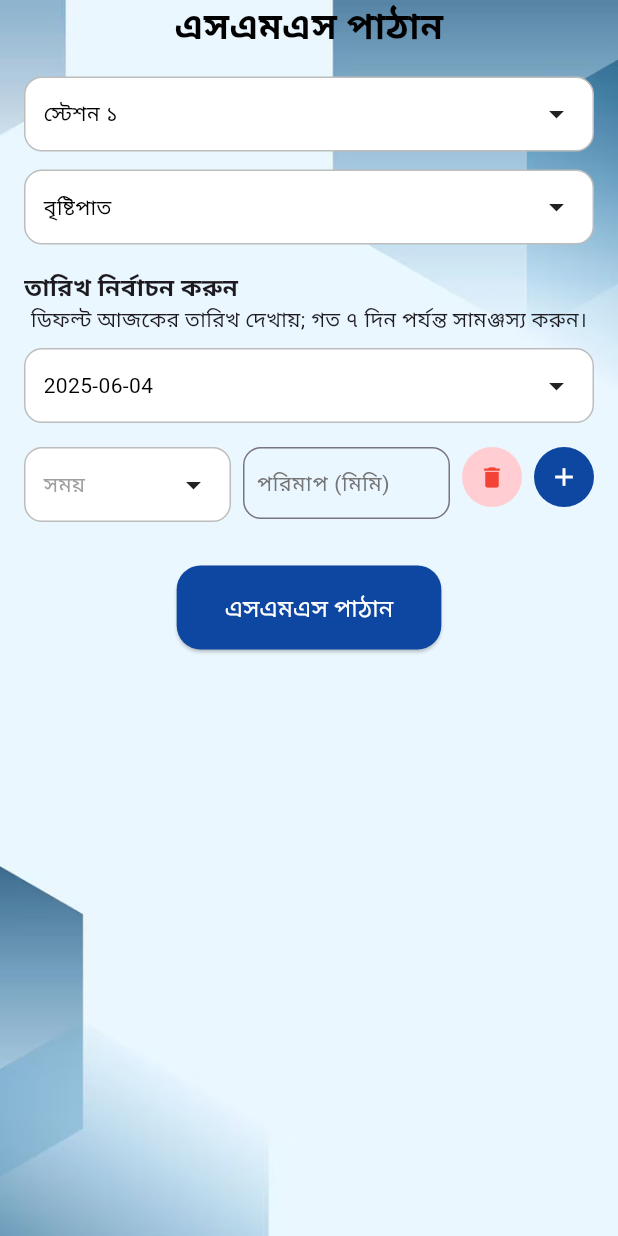
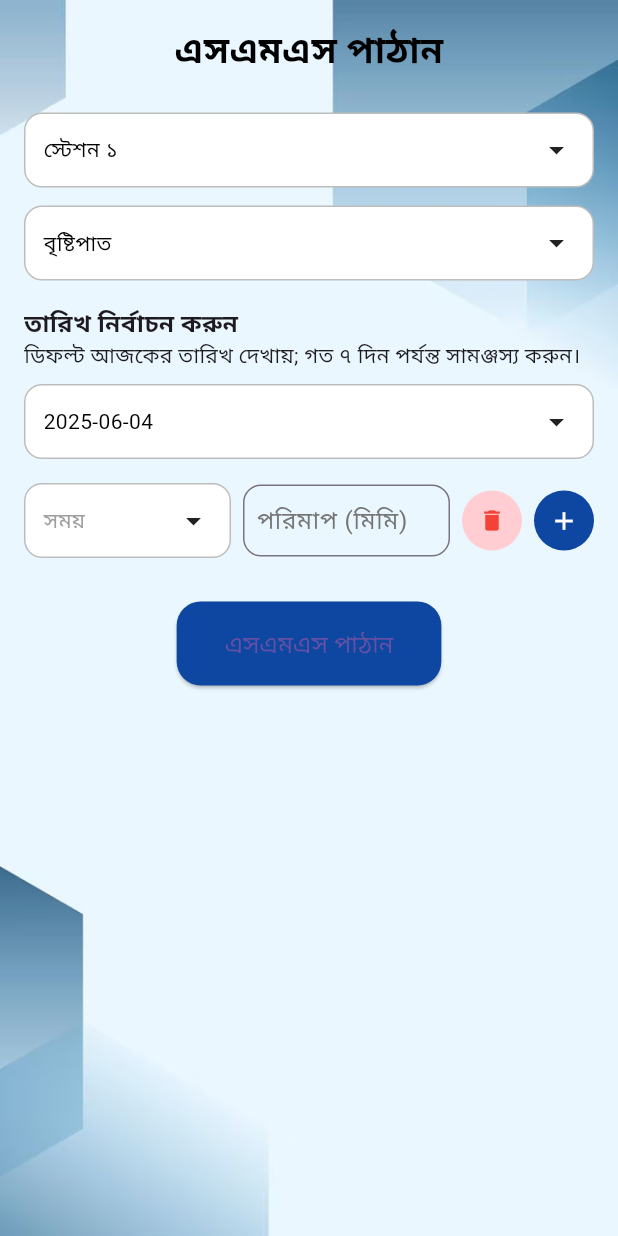
Before and after one commit to SadakatulShakil/Water-Watch, a Flutter app: the SmsPage screen opened directly, on a phone screen of 412 x 824 dp. Run offline on Flutter 3.47's test engine with Material 3 defaults, Android fonts, the phone set to English and light mode, and no system bars; our stand-ins replace connectivity_plus, firebase_core, firebase_messaging, flutter_local_notifications, geolocator, get and 4 more; accounts and stored records are empty.

Commit message:
Basic UI complete for the whole app, child UI need to redesign also

```diff
--- a/lib/main.dart
+++ b/lib/main.dart
@@ -13,12 +13,15 @@ import 'Utills/firebase_option.dart';
 import 'Utills/routes/app_pages.dart';
 import 'Utills/widgets/location_gate.dart';
 import 'controller/mobile/MobileController.dart';
-import 'controller/navigation/navigation_binding.dart'; // Import your DBService
+import 'controller/navigation/navigation_binding.dart';
+import 'controller/settings/settings_controller.dart'; // Import your DBService
 
 void main() async {
   WidgetsFlutterBinding.ensureInitialized();
   // Initialize SharedPreferences
   await UserPrefService().init();
+  Get.put(SettingsController());
+  final savedLang = UserPrefService().appLanguage ?? 'en';
   await LocationService().getLocation();
   // Initialize DBService
   //final dbService = await DBService().init();
@@ -34,13 +37,14 @@ void main() async {
     print('🔥 Location Initialization Error: $e');
     print(stack);
   }
-  runApp(MyApp());
+  runApp(MyApp(savedLang));
 }
 
 class MyApp extends StatelessWidget {
   final MobileController mobileController = Get.put(MobileController());
-  //final SurveyQController surveyController = Get.put(SurveyQController());
   final FirebaseService _firebaseService = FirebaseService();
+  final String savedLang;
+  MyApp(this.savedLang);
   @override
   Widget build(BuildContext context) {
     _firebaseService.initNotifications();
@@ -52,7 +56,7 @@ class MyApp extends StatelessWidget {
       //getPages: AppPages.routes,
       initialBinding: NavigationBinding(),
       translations: LocalizationString(),
-      locale: const Locale('bn', 'BD'),
+      locale: Locale(savedLang),
     );
   }
 }
--- a/lib/page/sms_page.dart
+++ b/lib/page/sms_page.dart
@@ -9,31 +9,32 @@ class SmsPage extends StatelessWidget {
 
   @override
   Widget build(BuildContext context) {
-    return Scaffold(
-      body: Stack(
-        children: [
-          // Background Image
-          Positioned.fill(
-            child: Image.asset(
-              'assets/images/background1.jpg', // Your background image here
+    return Container(
+      decoration: BoxDecoration(
+        image: DecorationImage(
+          image: AssetImage('assets/images/background1.jpg'),
           fit: BoxFit.cover,
         ),
       ),
-
-          // Foreground Content
-          SafeArea(
+      child: Scaffold(
+        backgroundColor: Colors.transparent,
+        resizeToAvoidBottomInset: true,
+        body: SafeArea(
+          child: Column(
+            children: [
+              SizedBox(height: 16),
+              Text(
+                'এসএমএস পাঠান',
+                style: TextStyle(
+                    fontSize: 24, fontWeight: FontWeight.bold, color: Colors.black),
+              ),
+              SizedBox(height: 16),
+              Expanded(
+                child: Obx(() => SingleChildScrollView(
+                  physics: BouncingScrollPhysics(),
+                  padding: EdgeInsets.symmetric(horizontal: 16, vertical: 8),
                   child: Column(
                     crossAxisAlignment: CrossAxisAlignment.start,
-              children: [
-                Align(
-                  alignment: Alignment.center,
-                  child: Text('এসএমএস পাঠান',
-                      style: TextStyle(fontSize: 24, fontWeight: FontWeight.bold, color: Colors.black)),
-                ),
-                Obx(() => Padding(
-                  padding: const EdgeInsets.all(16.0),
-                  child: SingleChildScrollView(
-                    child: Column(
                     children: [
                       buildDropdown(
                         title: "স্টেশন নির্বাচন করুন",
@@ -55,11 +56,8 @@ class SmsPage extends StatelessWidget {
                         ),
                       ),
                       SizedBox(height: 16),
-                        Align(
-                          alignment: Alignment.centerLeft,
-                          child: Text("তারিখ নির্বাচন করুন",
+                      Text("তারিখ নির্বাচন করুন",
                           style: TextStyle(fontSize: 16, fontWeight: FontWeight.bold)),
-                        ),
                       Text("ডিফল্ট আজকের তারিখ দেখায়; গত ৭ দিন পর্যন্ত সামঞ্জস্য করুন।"),
                       SizedBox(height: 8),
                       GestureDetector(
@@ -70,14 +68,14 @@ class SmsPage extends StatelessWidget {
                         ),
                       ),
                       SizedBox(height: 16),
+
                       ...List.generate(
                         controller.timeMeasurements.length,
                             (index) => Padding(
                           padding: const EdgeInsets.only(bottom: 5),
                           child: Row(
-                                crossAxisAlignment: CrossAxisAlignment.start,
                             children: [
-                                  // Time Field
+                              // Time Picker
                               Expanded(
                                 flex: 3,
                                 child: GestureDetector(
@@ -89,8 +87,7 @@ class SmsPage extends StatelessWidget {
                                 ),
                               ),
                               SizedBox(width: 8),
-
-                                  // Measurement Field
+                              // Measurement
                               Expanded(
                                 flex: 3,
                                 child: TextField(
@@ -98,7 +95,7 @@ class SmsPage extends StatelessWidget {
                                   keyboardType: TextInputType.number,
                                   decoration: InputDecoration(
                                     hintText: "পরিমাপ (মিমি)",
-                                        hintStyle: TextStyle(color: Colors.grey.shade600, fontSize: 14),
+                                    hintStyle: TextStyle(color: Colors.grey.shade600),
                                     border: OutlineInputBorder(
                                       borderRadius: BorderRadius.circular(12),
                                     ),
@@ -107,8 +104,7 @@ class SmsPage extends StatelessWidget {
                                 ),
                               ),
                               SizedBox(width: 8),
-
-                                  // Delete Button
+                              // Delete
                               Container(
                                 width: 40,
                                 height: 40,
@@ -124,61 +120,53 @@ class SmsPage extends StatelessWidget {
                                 ),
                               ),
                               SizedBox(width: 8),
-
-                                  // Add Button (only for the last item)
-                                  (index == controller.timeMeasurements.length - 1)?
+                              // Add or Check
                               Container(
                                 width: 40,
                                 height: 40,
                                 decoration: BoxDecoration(
-                                        color: Colors.blue.shade900,
+                                  color: index == controller.timeMeasurements.length - 1
+                                      ? Colors.blue.shade900
+                                      : Colors.green.shade200,
                                   shape: BoxShape.circle,
                                 ),
                                 child: IconButton(
-                                        icon: Icon(Icons.add, color: Colors.white),
+                                  icon: Icon(
+                                    index == controller.timeMeasurements.length - 1
+                                        ? Icons.add
+                                        : Icons.check,
+                                    color: Colors.white,
+                                  ),
                                   onPressed: controller.addTimeMeasurement,
                                   iconSize: 20,
                                   padding: EdgeInsets.zero,
                                 ),
-                                    ):
-                                  Container(
-                                    width: 40,
-                                    height: 40,
-                                    decoration: BoxDecoration(
-                                      color: Colors.green.shade200,
-                                      shape: BoxShape.circle,
                               ),
-                                    child: IconButton(
-                                      icon: Icon(Icons.check, color: Colors.white),
-                                      onPressed: controller.addTimeMeasurement,
-                                      iconSize: 20,
-                                      padding: EdgeInsets.zero,
-                                    ),
-                                  )
                             ],
                           ),
                         ),
                       ),
 
                       SizedBox(height: 24),
-                        ElevatedButton(
-                          onPressed: () {sendSms();},
-                          child: Text("এসএমএস পাঠান", style: TextStyle(color: Colors.white, fontSize: 16)),
+                      Center(
+                        child: ElevatedButton(
+                          onPressed: () => sendSms(),
+                          child: Text("এসএমএস পাঠান", style: TextStyle(fontSize: 16)),
                           style: ElevatedButton.styleFrom(
                             backgroundColor: Colors.blue.shade900,
+                            padding: EdgeInsets.symmetric(horizontal: 32, vertical: 16),
                             shape: RoundedRectangleBorder(
                                 borderRadius: BorderRadius.circular(16)),
-                            padding: EdgeInsets.symmetric(horizontal: 32, vertical: 16),
                           ),
+                        ),
+                      ),
+                    ],
+                  ),
+                )),
               )
             ],
           ),
         ),
-                )),
-              ],
-            ),
-          ),
-        ],
       ),
     );
   }
--- a/lib/services/user_pref_service.dart
+++ b/lib/services/user_pref_service.dart
@@ -26,6 +26,8 @@ class UserPrefService {
   static const String _keyLocationName = 'LOCATION_NAME';
   static const String _keyLocationUpazila = 'LOCATION_UPAZILA';
   static const String _keyLocationDistrict = 'LOCATION_DISTRICT';
+  static const String _keyAppLanguage = 'APP_LANGUAGE';
+
 
   SharedPreferences? _prefs;
 
@@ -138,6 +140,15 @@ class UserPrefService {
   await _prefs?.setString(_keyUserPhoto, url);
   }
 
+  // Save app language
+  Future<void> saveAppLanguage(String languageCode) async {
+    await _prefs?.setString(_keyAppLanguage, languageCode);
+  }
+
+// Load app language
+  String get appLanguage => _prefs?.getString(_keyAppLanguage) ?? 'bn';
+
+
 
   // Get user Token
   String? get userToken => _prefs?.getString(_keyUserToken);
```
Also changed, not shown: lib/controller/settings/settings_controller.dart (+26 -16 lines), lib/page/dashboard.dart (+7 -11 lines), lib/page/my_record.dart (+7 -11 lines), lib/page/seetings_page.dart (+40 -37 lines), 1 other file. Lines whose indentation alone changed are shown as unchanged.
